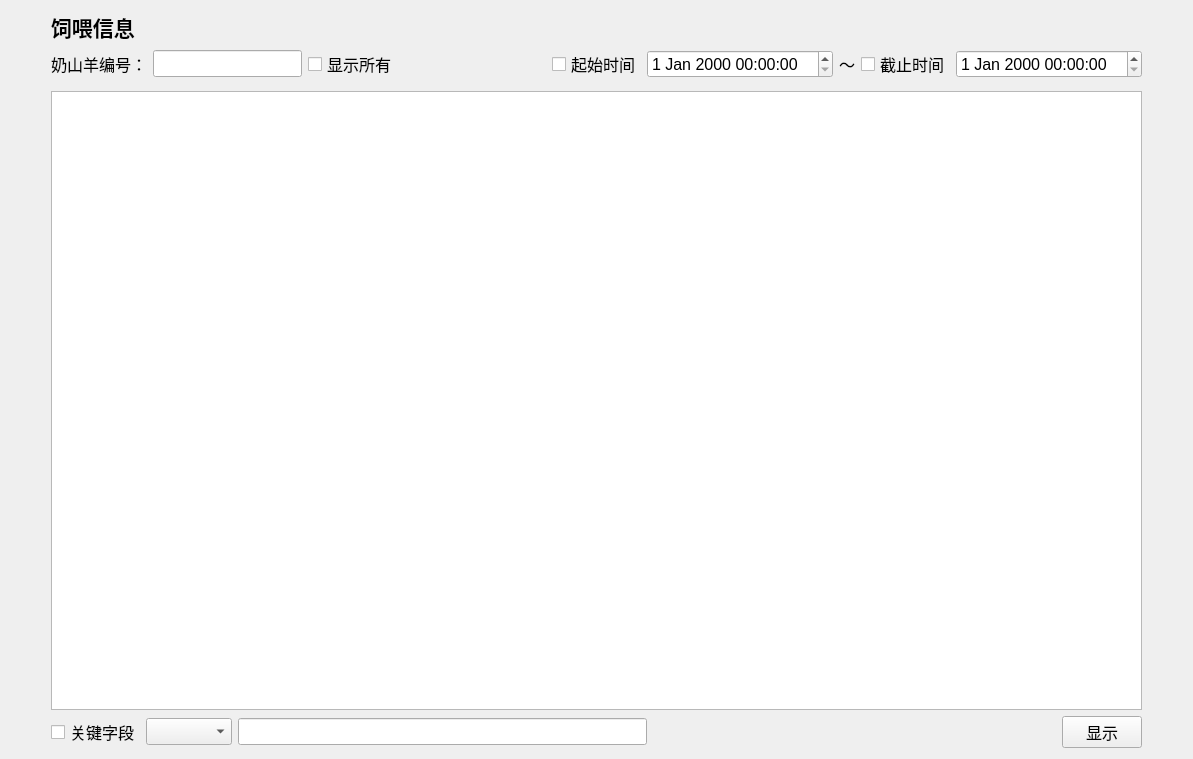
The window that Goat/otherdataform.ui (po-ppy/NewGoat) describes before a commit, drawn with Qt 5.
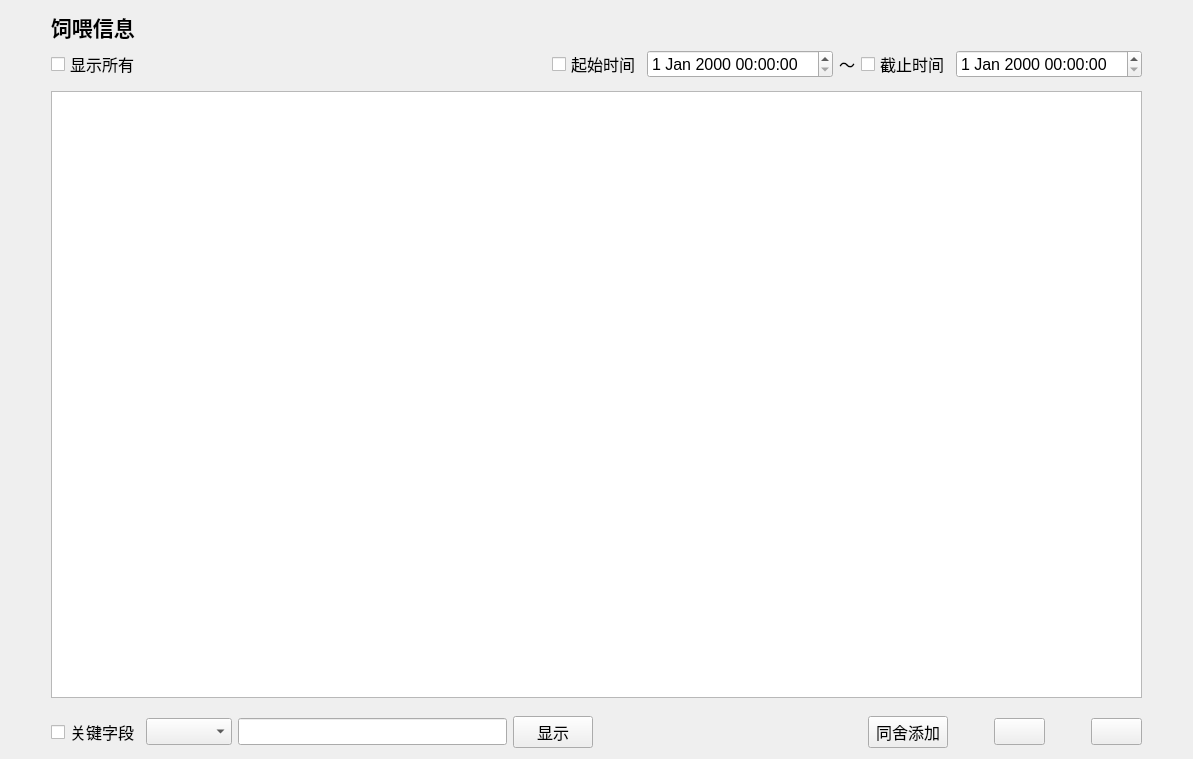
The same window after the commit. Icons and pictures are not drawn.

```diff
--- a/Goat/otherdataform.ui
+++ b/Goat/otherdataform.ui
@@ -21,6 +21,120 @@
   <layout class="QVBoxLayout" name="verticalLayout">
    <item>
     <layout class="QGridLayout" name="gridLayout">
+     <item row="6" column="2">
+      <layout class="QHBoxLayout" name="horizontalLayout_3">
+       <item>
+        <widget class="QCheckBox" name="keyWordCheckBox">
+         <property name="text">
+          <string>关键字段</string>
+         </property>
+        </widget>
+       </item>
+       <item>
+        <widget class="QComboBox" name="keyWordComboBox"/>
+       </item>
+       <item>
+        <widget class="QLineEdit" name="keyWordLineEdit"/>
+       </item>
+       <item>
+        <widget class="QPushButton" name="showPushButton">
+         <property name="text">
+          <string>显示</string>
+         </property>
+        </widget>
+       </item>
+       <item>
+        <spacer name="horizontalSpacer_4">
+         <property name="orientation">
+          <enum>Qt::Horizontal</enum>
+         </property>
+         <property name="sizeHint" stdset="0">
+          <size>
+           <width>40</width>
+           <height>20</height>
+          </size>
+         </property>
+        </spacer>
+       </item>
+       <item>
+        <widget class="QPushButton" name="addByHouseButton">
+         <property name="text">
+          <string>同舍添加</string>
+         </property>
+        </widget>
+       </item>
+       <item>
+        <spacer name="horizontalSpacer_6">
+         <property name="orientation">
+          <enum>Qt::Horizontal</enum>
+         </property>
+         <property name="sizeType">
+          <enum>QSizePolicy::Maximum</enum>
+         </property>
+         <property name="sizeHint" stdset="0">
+          <size>
+           <width>40</width>
+           <height>20</height>
+          </size>
+         </property>
+        </spacer>
+       </item>
+       <item>
+        <widget class="QPushButton" name="removeButton">
+         <property name="text">
+          <string/>
+         </property>
+         <property name="icon">
+          <iconset resource="icons.qrc">
+           <normaloff>:/minus.png</normaloff>:/minus.png</iconset>
+         </property>
+        </widget>
+       </item>
+       <item>
+        <spacer name="horizontalSpacer_5">
+         <property name="orientation">
+          <enum>Qt::Horizontal</enum>
+         </property>
+         <property name="sizeType">
+          <enum>QSizePolicy::Maximum</enum>
+         </property>
+         <property name="sizeHint" stdset="0">
+          <size>
+           <width>40</width>
+           <height>20</height>
+          </size>
+         </property>
+        </spacer>
+       </item>
+       <item>
+        <widget class="QPushButton" name="addButton">
+         <property name="text">
+          <string/>
+         </property>
+         <property name="icon">
+          <iconset resource="icons.qrc">
+           <normaloff>:/plus.png</normaloff>:/plus.png</iconset>
+         </property>
+        </widget>
+       </item>
+      </layout>
+     </item>
+     <item row="0" column="0" rowspan="7">
+      <spacer name="horizontalSpacer">
+       <property name="orientation">
+        <enum>Qt::Horizontal</enum>
+       </property>
+       <property name="sizeType">
+        <enum>QSizePolicy::Maximum</enum>
+       </property>
+       <property name="sizeHint" stdset="0">
+        <size>
+         <width>40</width>
+         <height>20</height>
+        </size>
+       </property>
+      </spacer>
+     </item>
      <item row="0" column="2">
       <widget class="QLabel" name="titleLabel">
        <property name="font">
@@ -37,16 +151,6 @@
      </item>
      <item row="1" column="2">
       <layout class="QHBoxLayout" name="horizontalLayout">
-       <item>
-        <widget class="QLabel" name="label_2">
-         <property name="text">
-          <string>奶山羊编号：</string>
-         </property>
-        </widget>
-       </item>
-       <item>
-        <widget class="QLineEdit" name="goatIdLineEdit"/>
-       </item>
        <item>
         <widget class="QCheckBox" name="showAllCheckBox">
          <property name="text">
@@ -100,78 +204,25 @@
        </item>
       </layout>
      </item>
+     <item row="0" column="3" rowspan="7">
+      <spacer name="horizontalSpacer_2">
+       <property name="orientation">
+        <enum>Qt::Horizontal</enum>
+       </property>
+       <property name="sizeType">
+        <enum>QSizePolicy::Maximum</enum>
+       </property>
+       <property name="sizeHint" stdset="0">
+        <size>
+         <width>40</width>
+         <height>20</height>
+        </size>
+       </property>
+      </spacer>
+     </item>
      <item row="3" column="2">
       <widget class="QTableView" name="tableView"/>
      </item>
-     <item row="4" column="2">
-      <layout class="QHBoxLayout" name="horizontalLayout_3">
-       <item>
-        <widget class="QCheckBox" name="keyWordCheckBox">
-         <property name="text">
-          <string>关键字段</string>
-         </property>
-        </widget>
-       </item>
-       <item>
-        <widget class="QComboBox" name="keyWordComboBox"/>
-       </item>
-       <item>
-        <widget class="QLineEdit" name="keyWordLineEdit"/>
-       </item>
-       <item>
-        <spacer name="horizontalSpacer_4">
-         <property name="orientation">
-          <enum>Qt::Horizontal</enum>
-         </property>
-         <property name="sizeHint" stdset="0">
-          <size>
-           <width>40</width>
-           <height>20</height>
-          </size>
-         </property>
-        </spacer>
-       </item>
-       <item>
-        <widget class="QPushButton" name="showPushButton">
-         <property name="text">
-          <string>显示</string>
-         </property>
-        </widget>
-       </item>
-      </layout>
-     </item>
-     <item row="0" column="0" rowspan="5">
-      <spacer name="horizontalSpacer">
-       <property name="orientation">
-        <enum>Qt::Horizontal</enum>
-       </property>
-       <property name="sizeType">
-        <enum>QSizePolicy::Maximum</enum>
-       </property>
-       <property name="sizeHint" stdset="0">
-        <size>
-         <width>40</width>
-         <height>20</height>
-        </size>
-       </property>
-      </spacer>
-     </item>
-     <item row="0" column="3" rowspan="5">
-      <spacer name="horizontalSpacer_2">
-       <property name="orientation">
-        <enum>Qt::Horizontal</enum>
-       </property>
-       <property name="sizeType">
-        <enum>QSizePolicy::Maximum</enum>
-       </property>
-       <property name="sizeHint" stdset="0">
-        <size>
-         <width>40</width>
-         <height>20</height>
-        </size>
-       </property>
-      </spacer>
-     </item>
     </layout>
    </item>
   </layout>
```
Left out of the diff: 4 changed lines with no effect on the pictures.
